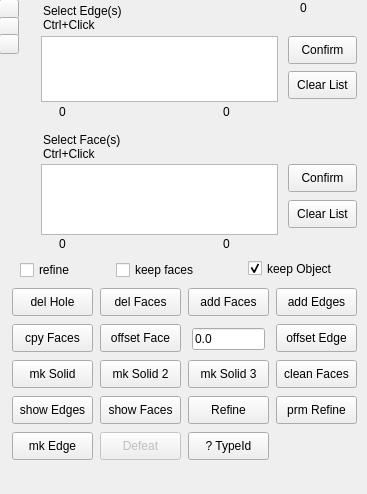
Above: DefeaturingTools.ui from easyw/Defeaturing_WB before the change. Below: the same form after it.
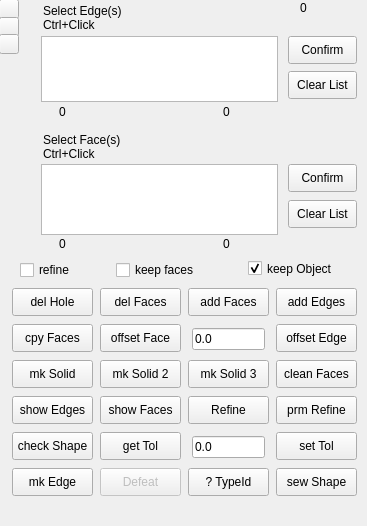
That is the form after the change. Icons and pictures are not drawn.

Commit message:
added some repairing tools
added sew shape, check shape, get tolerance and fix tolerance

Diff of the .ui file:
```diff
--- a/DefeaturingTools.ui
+++ b/DefeaturingTools.ui
@@ -7,7 +7,7 @@
     <x>0</x>
     <y>0</y>
     <width>367</width>
-    <height>494</height>
+    <height>526</height>
    </rect>
   </property>
   <property name="windowIcon">
@@ -314,7 +314,7 @@
     <property name="geometry">
      <rect>
       <x>188</x>
-      <y>432</y>
+      <y>468</y>
       <width>81</width>
       <height>28</height>
      </rect>
@@ -569,7 +569,7 @@
     <property name="geometry">
      <rect>
       <x>12</x>
-      <y>432</y>
+      <y>468</y>
       <width>81</width>
       <height>28</height>
      </rect>
@@ -605,7 +605,7 @@
     <property name="geometry">
      <rect>
       <x>100</x>
-      <y>432</y>
+      <y>468</y>
       <width>81</width>
       <height>28</height>
      </rect>
@@ -634,6 +634,86 @@
      <string notr="true">clean Faces</string>
     </property>
    </widget>
+   <widget class="QPushButton" name="PB_checkS">
+    <property name="geometry">
+     <rect>
+      <x>12</x>
+      <y>432</y>
+      <width>81</width>
+      <height>28</height>
+     </rect>
+    </property>
+    <property name="toolTip">
+     <string notr="true">show 'in List' Edge(s)</string>
+    </property>
+    <property name="text">
+     <string notr="true">check Shape</string>
+    </property>
+   </widget>
+   <widget class="QLineEdit" name="tolerance_value">
+    <property name="geometry">
+     <rect>
+      <x>192</x>
+      <y>436</y>
+      <width>73</width>
+      <height>22</height>
+     </rect>
+    </property>
+    <property name="toolTip">
+     <string notr="true">Face offset to apply</string>
+    </property>
+    <property name="text">
+     <string notr="true">0.0</string>
+    </property>
+   </widget>
+   <widget class="QPushButton" name="PB_setTol">
+    <property name="geometry">
+     <rect>
+      <x>276</x>
+      <y>432</y>
+      <width>81</width>
+      <height>28</height>
+     </rect>
+    </property>
+    <property name="toolTip">
+     <string notr="true">copy Faces from 'in List' Edges</string>
+    </property>
+    <property name="text">
+     <string notr="true">set Tol</string>
+    </property>
+   </widget>
+   <widget class="QPushButton" name="PB_getTol">
+    <property name="geometry">
+     <rect>
+      <x>100</x>
+      <y>432</y>
+      <width>81</width>
+      <height>28</height>
+     </rect>
+    </property>
+    <property name="toolTip">
+     <string notr="true">copy Faces from 'in List' Edges</string>
+    </property>
+    <property name="text">
+     <string notr="true">get Tol</string>
+    </property>
+   </widget>
+   <widget class="QPushButton" name="PB_sewS">
+    <property name="geometry">
+     <rect>
+      <x>276</x>
+      <y>468</y>
+      <width>81</width>
+      <height>28</height>
+     </rect>
+    </property>
+    <property name="toolTip">
+     <string notr="true">copy Faces from 'in List' Edges</string>
+    </property>
+    <property name="text">
+     <string notr="true">sew Shape</string>
+    </property>
+   </widget>
   </widget>
  </widget>
  <resources/>
```
The commit also changes 2 other files.
